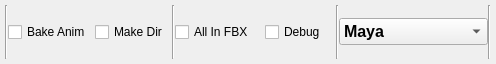
Above: src/fbxoptions.ui from leetdvn/LeeAutoExportFBX before the change. Below: the same form after it.
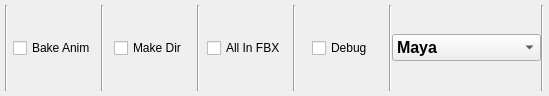
That is the form after the change.

The edit to the form file:
```diff
--- a/src/fbxoptions.ui
+++ b/src/fbxoptions.ui
@@ -6,8 +6,8 @@
    <rect>
     <x>0</x>
     <y>0</y>
-    <width>496</width>
-    <height>64</height>
+    <width>549</width>
+    <height>96</height>
    </rect>
   </property>
   <property name="windowTitle">
@@ -48,7 +48,7 @@
            </property>
           </widget>
          </item>
-         <item>
+         <item alignment="Qt::AlignmentFlag::AlignHCenter">
           <widget class="QCheckBox" name="checkBox">
            <property name="minimumSize">
             <size>
@@ -61,6 +61,13 @@
            </property>
           </widget>
          </item>
+         <item>
+          <widget class="Line" name="line">
+           <property name="orientation">
+            <enum>Qt::Orientation::Vertical</enum>
+           </property>
+          </widget>
+         </item>
          <item alignment="Qt::AlignmentFlag::AlignHCenter">
           <widget class="QCheckBox" name="makedirBox">
            <property name="text">
@@ -82,6 +89,13 @@
            </property>
           </widget>
          </item>
+         <item>
+          <widget class="Line" name="line_2">
+           <property name="orientation">
+            <enum>Qt::Orientation::Vertical</enum>
+           </property>
+          </widget>
+         </item>
          <item alignment="Qt::AlignmentFlag::AlignHCenter">
           <widget class="QCheckBox" name="DebugBox">
            <property name="text">
```
